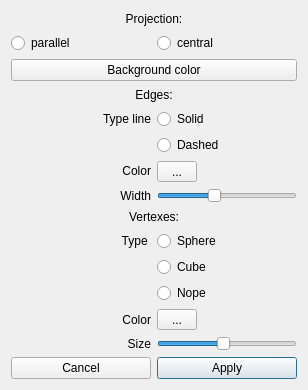
Old version of the form src/options.ui in the repository yaroshenkonikita/CPP-Object-Viewer.
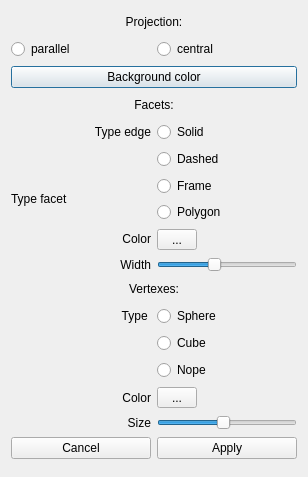
New version of the form.

Commit message: change settings and add facet setting

Patch:
```diff
--- a/src/options.ui
+++ b/src/options.ui
@@ -6,53 +6,54 @@
    <rect>
     <x>0</x>
     <y>0</y>
-    <width>300</width>
-    <height>390</height>
+    <width>304</width>
+    <height>477</height>
    </rect>
   </property>
   <property name="windowTitle">
    <string>Dialog</string>
   </property>
   <layout class="QGridLayout" name="gridLayout">
+   <item row="9" column="0">
+    <widget class="QLabel" name="label_3">
+     <property name="maximumSize">
+      <size>
+       <width>16777215</width>
+       <height>20</height>
+      </size>
+     </property>
+     <property name="text">
+      <string>Width</string>
+     </property>
+     <property name="alignment">
+      <set>Qt::AlignRight|Qt::AlignTrailing|Qt::AlignVCenter</set>
+     </property>
+    </widget>
+   </item>
+   <item row="3" column="0" colspan="2">
+    <widget class="QPushButton" name="button_background">
+     <property name="styleSheet">
+      <string notr="true">Background </string>
+     </property>
+     <property name="text">
+      <string>Background color</string>
+     </property>
+    </widget>
+   </item>
    <item row="14" column="1">
-    <widget class="QSlider" name="horizontalSlider_size_vertexes">
-     <property name="minimum">
-      <number>1</number>
-     </property>
-     <property name="maximum">
-      <number>20</number>
-     </property>
-     <property name="value">
-      <number>10</number>
-     </property>
-     <property name="sliderPosition">
-      <number>10</number>
-     </property>
-     <property name="orientation">
-      <enum>Qt::Horizontal</enum>
-     </property>
-     <property name="tickPosition">
-      <enum>QSlider::NoTicks</enum>
-     </property>
-     <property name="tickInterval">
-      <number>1</number>
-     </property>
-    </widget>
-   </item>
-   <item row="17" column="1">
-    <widget class="QPushButton" name="button_apply">
+    <widget class="QToolButton" name="button_color_vertexes">
      <property name="minimumSize">
       <size>
-       <width>140</width>
-       <height>0</height>
+       <width>40</width>
+       <height>20</height>
       </size>
      </property>
      <property name="text">
-      <string>Apply</string>
+      <string>...</string>
      </property>
     </widget>
    </item>
-   <item row="9" column="0" colspan="2">
+   <item row="10" column="0" colspan="2">
     <widget class="QLabel" name="label_4">
      <property name="maximumSize">
       <size>
@@ -68,7 +69,30 @@
      </property>
     </widget>
    </item>
-   <item row="10" column="0">
+   <item row="2" column="0">
+    <widget class="QRadioButton" name="radioButton_parallel">
+     <property name="text">
+      <string>parallel</string>
+     </property>
+    </widget>
+   </item>
+   <item row="4" column="0" colspan="2">
+    <widget class="QLabel" name="label_edges">
+     <property name="maximumSize">
+      <size>
+       <width>16777215</width>
+       <height>20</height>
+      </size>
+     </property>
+     <property name="text">
+      <string>Facets:</string>
+     </property>
+     <property name="alignment">
+      <set>Qt::AlignCenter</set>
+     </property>
+    </widget>
+   </item>
+   <item row="11" column="0">
     <widget class="QLabel" name="label_5">
      <property name="text">
       <string>Type </string>
@@ -78,42 +102,6 @@
      </property>
     </widget>
    </item>
-   <item row="13" column="0">
-    <widget class="QLabel" name="label_6">
-     <property name="text">
-      <string>Color</string>
-     </property>
-     <property name="alignment">
-      <set>Qt::AlignRight|Qt::AlignTrailing|Qt::AlignVCenter</set>
-     </property>
-    </widget>
-   </item>
-   <item row="11" column="1">
-    <widget class="QRadioButton" name="radioButton_vertex_cube">
-     <property name="text">
-      <string>Cube</string>
-     </property>
-     <attribute name="buttonGroup">
-      <string notr="true">buttonGroup_2</string>
-     </attribute>
-    </widget>
-   </item>
-   <item row="0" column="0" colspan="2">
-    <widget class="QLabel" name="label_projection">
-     <property name="maximumSize">
-      <size>
-       <width>16777215</width>
-       <height>20</height>
-      </size>
-     </property>
-     <property name="text">
-      <string>Projection:</string>
-     </property>
-     <property name="alignment">
-      <set>Qt::AlignCenter</set>
-     </property>
-    </widget>
-   </item>
    <item row="5" column="0">
     <widget class="QLabel" name="label">
      <property name="maximumSize">
@@ -123,34 +111,31 @@
       </size>
      </property>
      <property name="text">
-      <string>Type line</string>
+      <string>Type edge</string>
      </property>
      <property name="alignment">
       <set>Qt::AlignRight|Qt::AlignTrailing|Qt::AlignVCenter</set>
      </property>
     </widget>
    </item>
-   <item row="2" column="0">
-    <widget class="QRadioButton" name="radioButton_parallel">
+   <item row="14" column="0">
+    <widget class="QLabel" name="label_6">
      <property name="text">
-      <string>parallel</string>
+      <string>Color</string>
      </property>
+     <property name="alignment">
+      <set>Qt::AlignRight|Qt::AlignTrailing|Qt::AlignVCenter</set>
+     </property>
     </widget>
    </item>
-   <item row="17" column="0">
-    <widget class="QPushButton" name="button_cancel">
-     <property name="minimumSize">
-      <size>
-       <width>140</width>
-       <height>0</height>
-      </size>
-     </property>
+   <item row="5" column="1">
+    <widget class="QRadioButton" name="radioButton_solid">
      <property name="text">
-      <string>Canсel</string>
+      <string>Solid</string>
      </property>
     </widget>
    </item>
-   <item row="8" column="1">
+   <item row="9" column="1">
     <widget class="QSlider" name="horizontalSlider_wigth_edges">
      <property name="mouseTracking">
       <bool>false</bool>
@@ -187,22 +172,6 @@
      </property>
     </widget>
    </item>
-   <item row="8" column="0">
-    <widget class="QLabel" name="label_3">
-     <property name="maximumSize">
-      <size>
-       <width>16777215</width>
-       <height>20</height>
-      </size>
-     </property>
-     <property name="text">
-      <string>Width</string>
-     </property>
-     <property name="alignment">
-      <set>Qt::AlignRight|Qt::AlignTrailing|Qt::AlignVCenter</set>
-     </property>
-    </widget>
-   </item>
    <item row="2" column="1">
     <widget class="QRadioButton" name="radioButton_central">
      <property name="text">
@@ -210,7 +179,17 @@
      </property>
     </widget>
    </item>
-   <item row="10" column="1">
+   <item row="12" column="1">
+    <widget class="QRadioButton" name="radioButton_vertex_cube">
+     <property name="text">
+      <string>Cube</string>
+     </property>
+     <attribute name="buttonGroup">
+      <string notr="true">edge_group</string>
+     </attribute>
+    </widget>
+   </item>
+   <item row="11" column="1">
     <widget class="QRadioButton" name="radioButton_vertex_shere">
      <property name="text">
       <string>Sphere</string>
@@ -220,33 +199,7 @@
      </attribute>
     </widget>
    </item>
-   <item row="7" column="1">
-    <widget class="QToolButton" name="button_color_edges">
-     <property name="minimumSize">
-      <size>
-       <width>40</width>
-       <height>20</height>
-      </size>
-     </property>
-     <property name="text">
-      <string>...</string>
-     </property>
-    </widget>
-   </item>
-   <item row="13" column="1">
-    <widget class="QToolButton" name="button_color_vertexes">
-     <property name="minimumSize">
-      <size>
-       <width>40</width>
-       <height>20</height>
-      </size>
-     </property>
-     <property name="text">
-      <string>...</string>
-     </property>
-    </widget>
-   </item>
-   <item row="14" column="0">
+   <item row="15" column="0">
     <widget class="QLabel" name="label_7">
      <property name="text">
       <string>Size</string>
@@ -256,58 +209,6 @@
      </property>
     </widget>
    </item>
-   <item row="7" column="0">
-    <widget class="QLabel" name="label_2">
-     <property name="maximumSize">
-      <size>
-       <width>16777215</width>
-       <height>20</height>
-      </size>
-     </property>
-     <property name="text">
-      <string>Color</string>
-     </property>
-     <property name="alignment">
-      <set>Qt::AlignRight|Qt::AlignTrailing|Qt::AlignVCenter</set>
-     </property>
-    </widget>
-   </item>
-   <item row="3" column="0" colspan="2">
-    <widget class="QPushButton" name="button_background">
-     <property name="styleSheet">
-      <string notr="true">Background </string>
-     </property>
-     <property name="text">
-      <string>Background color</string>
-     </property>
-    </widget>
-   </item>
-   <item row="5" column="1">
-    <widget class="QRadioButton" name="radioButton_solid">
-     <property name="text">
-      <string>Solid</string>
-     </property>
-     <attribute name="buttonGroup">
-      <string notr="true">buttonGroup</string>
-     </attribute>
-    </widget>
-   </item>
-   <item row="4" column="0" colspan="2">
-    <widget class="QLabel" name="label_edges">
-     <property name="maximumSize">
-      <size>
-       <width>16777215</width>
-       <height>20</height>
-      </size>
-     </property>
-     <property name="text">
-      <string>Edges:</string>
-     </property>
-     <property name="alignment">
-      <set>Qt::AlignCenter</set>
-     </property>
-    </widget>
-   </item>
    <item row="6" column="1">
     <widget class="QRadioButton" name="radioButton_dashed">
      <property name="text">
@@ -327,7 +228,58 @@
      </attribute>
     </widget>
    </item>
-   <item row="12" column="1">
+   <item row="15" column="1">
+    <widget class="QSlider" name="horizontalSlider_size_vertexes">
+     <property name="minimum">
+      <number>1</number>
+     </property>
+     <property name="maximum">
+      <number>20</number>
+     </property>
+     <property name="value">
+      <number>10</number>
+     </property>
+     <property name="sliderPosition">
+      <number>10</number>
+     </property>
+     <property name="orientation">
+      <enum>Qt::Horizontal</enum>
+     </property>
+     <property name="tickPosition">
+      <enum>QSlider::NoTicks</enum>
+     </property>
+     <property name="tickInterval">
+      <number>1</number>
+     </property>
+    </widget>
+   </item>
+   <item row="18" column="0">
+    <widget class="QPushButton" name="button_cancel">
+     <property name="minimumSize">
+      <size>
+       <width>140</width>
+       <height>0</height>
+      </size>
+     </property>
+     <property name="text">
+      <string>Canсel</string>
+     </property>
+    </widget>
+   </item>
+   <item row="18" column="1">
+    <widget class="QPushButton" name="button_apply">
+     <property name="minimumSize">
+      <size>
+       <width>140</width>
+       <height>0</height>
+      </size>
+     </property>
+     <property name="text">
+      <string>Apply</string>
+     </property>
+    </widget>
+   </item>
+   <item row="13" column="1">
     <widget class="QRadioButton" name="radioButton_vertex_nope">
      <property name="text">
       <string>Nope</string>
@@ -337,6 +289,86 @@
      </attribute>
     </widget>
    </item>
+   <item row="0" column="0" colspan="2">
+    <widget class="QLabel" name="label_projection">
+     <property name="maximumSize">
+      <size>
+       <width>16777215</width>
+       <height>20</height>
+      </size>
+     </property>
+     <property name="text">
+      <string>Projection:</string>
+     </property>
+     <property name="alignment">
+      <set>Qt::AlignCenter</set>
+     </property>
+    </widget>
+   </item>
+   <item row="8" column="1">
+    <widget class="QToolButton" name="button_color_edges">
+     <property name="minimumSize">
+      <size>
+       <width>40</width>
+       <height>20</height>
+      </size>
+     </property>
+     <property name="text">
+      <string>...</string>
+     </property>
+    </widget>
+   </item>
+   <item row="8" column="0">
+    <widget class="QLabel" name="label_2">
+     <property name="maximumSize">
+      <size>
+       <width>16777215</width>
+       <height>20</height>
+      </size>
+     </property>
+     <property name="text">
+      <string>Color</string>
+     </property>
+     <property name="alignment">
+      <set>Qt::AlignRight|Qt::AlignTrailing|Qt::AlignVCenter</set>
+     </property>
+    </widget>
+   </item>
+   <item row="7" column="0" colspan="2">
+    <layout class="QHBoxLayout" name="horizontalLayout">
+     <item>
+      <widget class="QLabel" name="label_8">
+       <property name="text">
+        <string>Type facet</string>
+       </property>
+      </widget>
+     </item>
+     <item>
+      <layout class="QVBoxLayout" name="verticalLayout">
+       <item>
+        <widget class="QRadioButton" name="frame_facets">
+         <property name="text">
+          <string>Frame</string>
+         </property>
+         <attribute name="buttonGroup">
+          <string notr="true">facet_group</string>
+         </attribute>
+        </widget>
+       </item>
+       <item>
+        <widget class="QRadioButton" name="polygon_facets">
+         <property name="text">
+          <string>Polygon</string>
+         </property>
+         <attribute name="buttonGroup">
+          <string notr="true">facet_group</string>
+         </attribute>
+        </widget>
+       </item>
+      </layout>
+     </item>
+    </layout>
+   </item>
   </layout>
  </widget>
  <resources/>
```
Left out of the diff: 14 changed lines with no effect on the pictures. The commit also changes 7 other files.
